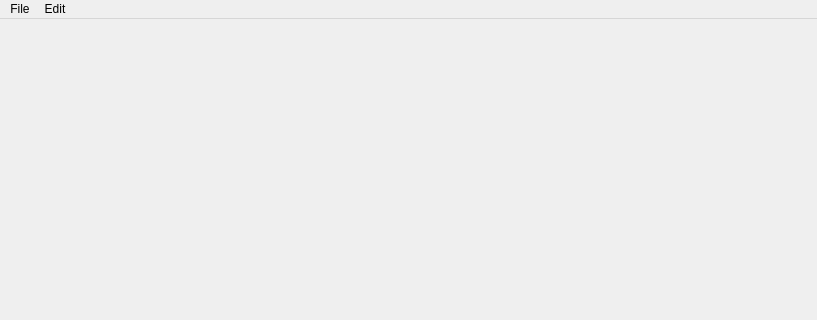
This is CHIMP/mainwindow.ui in FriendlyBytes/CHIMP as Qt 5 draws it before an edit; both pictures show x 0 to 817 and y 0 to 320 of the 817 by 600 pixel window. The edited form follows.
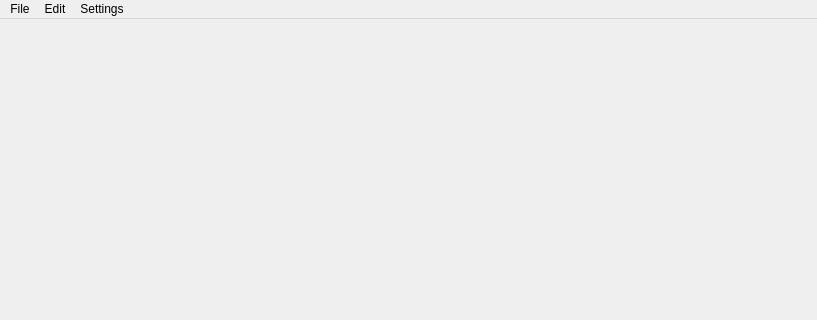
This is the edited form.

```diff
--- a/CHIMP/mainwindow.ui
+++ b/CHIMP/mainwindow.ui
@@ -49,8 +49,14 @@
     </widget>
     <addaction name="menuTheme"/>
    </widget>
+   <widget class="QMenu" name="menuSettings">
+    <property name="title">
+     <string>Settings</string>
+    </property>
+   </widget>
    <addaction name="menuFile"/>
    <addaction name="menuEdit"/>
+   <addaction name="menuSettings"/>
   </widget>
   <widget class="QStatusBar" name="statusbar"/>
   <action name="actionSave">
```
